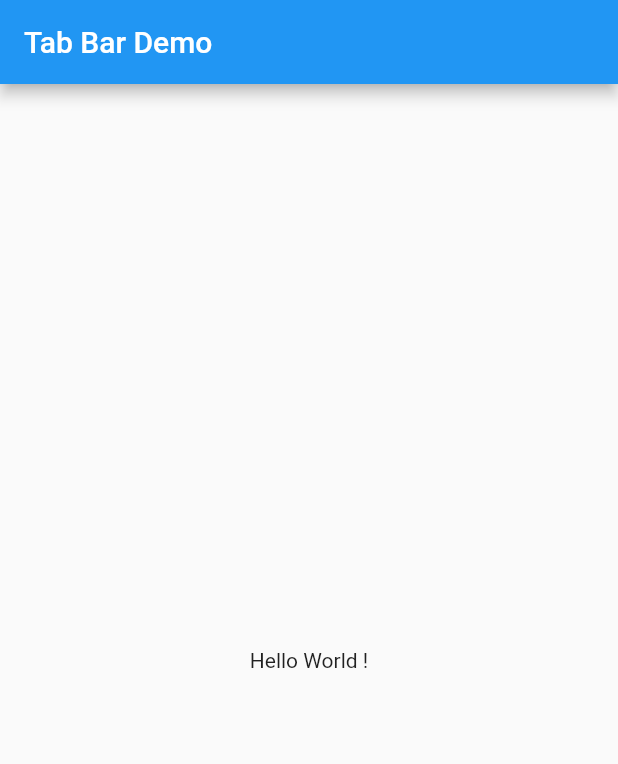
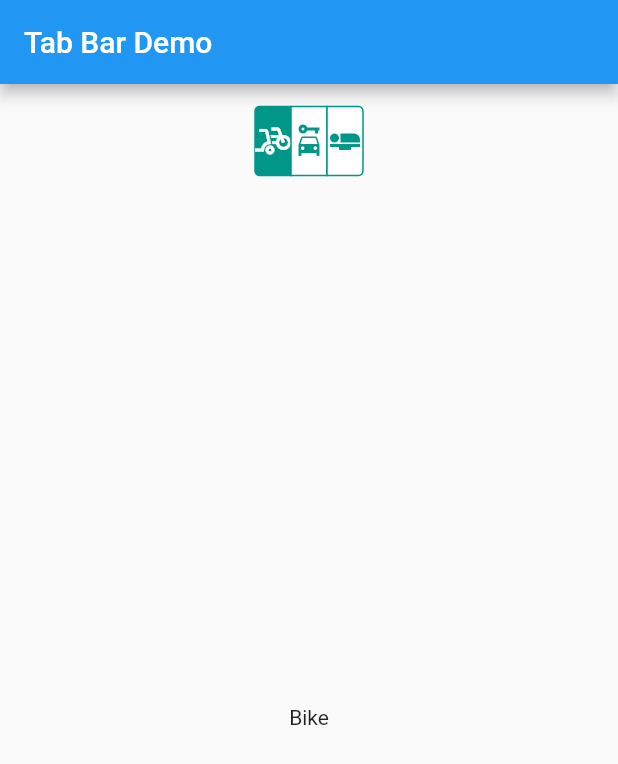
Before and after one commit to sravanpabolu/FlutterTabBar, a Flutter app: the screen it shows after launch, on a phone screen of 412 x 824 dp. Shown: the top 764 px of the screen. Run offline on Flutter 3.47's test engine with Material 2 defaults, Android fonts, the phone set to English and light mode, and no system bars.

Commit message:
Added TabView

```diff
--- a/lib/main.dart
+++ b/lib/main.dart
@@ -1,4 +1,5 @@
 import 'package:flutter/material.dart';
+import 'package:tab_bar_controller/tab_screen.dart';
 
 void main() {
   runApp(MyApp());
@@ -16,12 +17,9 @@ class MyApp extends StatelessWidget {
 class MyHomePage extends StatelessWidget {
   Widget build(BuildContext context) {
     return Scaffold(
-      appBar: AppBar(
-        title: Text('Tab Bar Demo'),
-      ),
-      body: Center(
-        child: Text('Hello World !'),
-      ),
-    );
+        appBar: AppBar(
+          title: Text('Tab Bar Demo'),
+        ),
+        body: TabScreen());
   }
 }
--- /dev/null
+++ b/lib/tab_screen.dart
@@ -0,0 +1,83 @@
+import 'package:flutter/material.dart';
+import 'package:flutter/cupertino.dart';
+
+class TabScreen extends StatefulWidget {
+  @override
+  _TabScreenState createState() => _TabScreenState();
+}
+
+class _TabScreenState extends State<TabScreen> {
+  // Map<int, Widget> _tabs = {
+  //   0: Text('Tab 1'),
+  //   1: Text('Tab 2'),
+  //   2: Text('Tab 3'),
+  // };
+
+  Map<int, Widget> _tabs = {
+    0: Tab(child: Icon(Icons.bike_scooter)),
+    1: Tab(child: Icon(Icons.car_rental)),
+    2: Tab(child: Icon(Icons.airline_seat_flat)),
+  };
+
+  var _selectedIndex = 0;
+
+  void _tabChanged(int index) {
+    setState(() {
+      _selectedIndex = index;
+      print("Selected Index: $index");
+    });
+  }
+
+  @override
+  Widget build(BuildContext context) {
+    return Column(children: [
+      CupertinoSegmentedControl(
+        padding: EdgeInsets.all(15),
+        children: _tabs,
+        onValueChanged: _tabChanged,
+        borderColor: Colors.teal,
+        selectedColor: Colors.teal,
+        unselectedColor: Colors.white,
+        groupValue: _selectedIndex,
+      ),
+      Expanded(child: _showSelectedView()),
+    ]);
+  }
+
+  Widget _showSelectedView() {
+    var _selectedView;
+    switch (_selectedIndex) {
+      case 0:
+        _selectedView = Bike();
+        break;
+      case 1:
+        _selectedView = Car();
+        break;
+      default:
+        _selectedView = Plane();
+        break;
+    }
+    return _selectedView;
+  }
+}
+
+class Bike extends StatelessWidget {
+  @override
+  Widget build(BuildContext context) {
+    return Center(child: Text('Bike'));
+  }
+}
+
+class Car extends StatelessWidget {
+  @override
+  Widget build(BuildContext context) {
+    return Center(child: Text('Car'));
+  }
+}
+
+class Plane extends StatelessWidget {
+  @override
+  Widget build(BuildContext context) {
+    return Center(child: Text('Plane'));
+  }
+}
```
